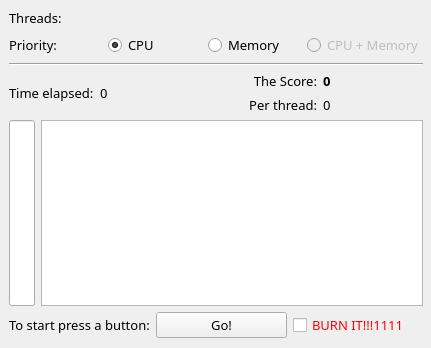
This is mainwindow.ui in ElwooD07/DENchMark as Qt 5 draws it before an edit. The edited form follows.
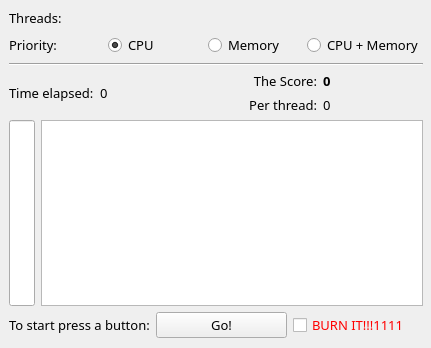
This is the edited form.

```diff
--- a/mainwindow.ui
+++ b/mainwindow.ui
@@ -104,7 +104,7 @@
        <item>
         <widget class="QRadioButton" name="optCPUandMemory">
          <property name="enabled">
-          <bool>false</bool>
+          <bool>true</bool>
          </property>
          <property name="text">
           <string>CPU + Memory</string>
```
